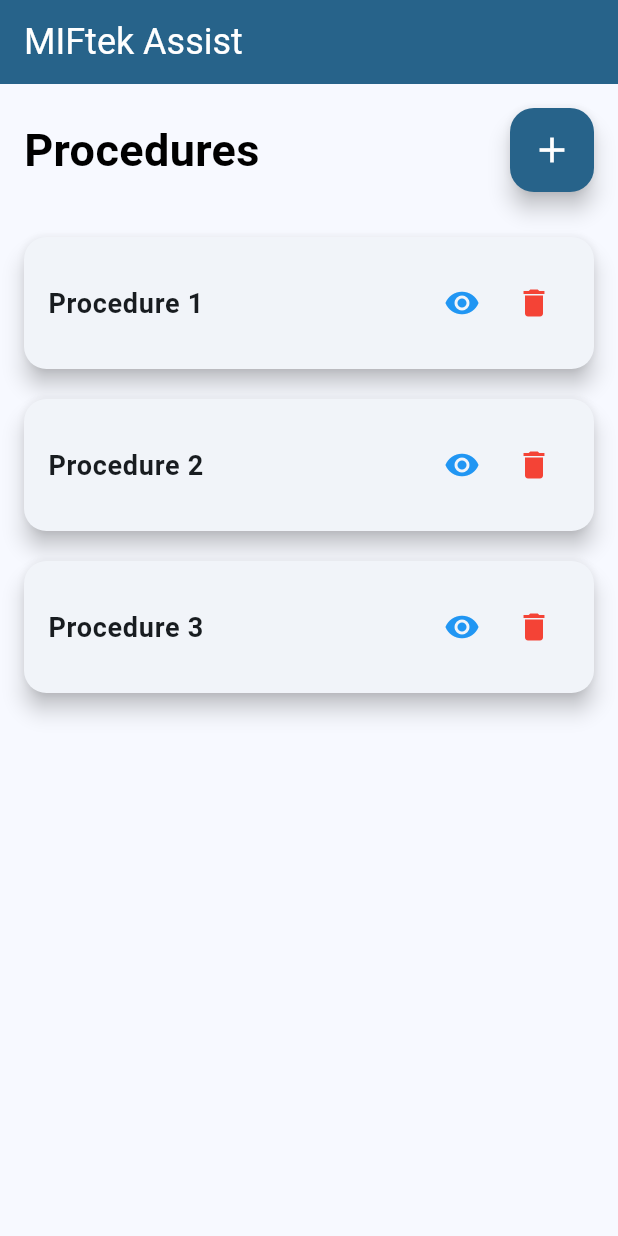
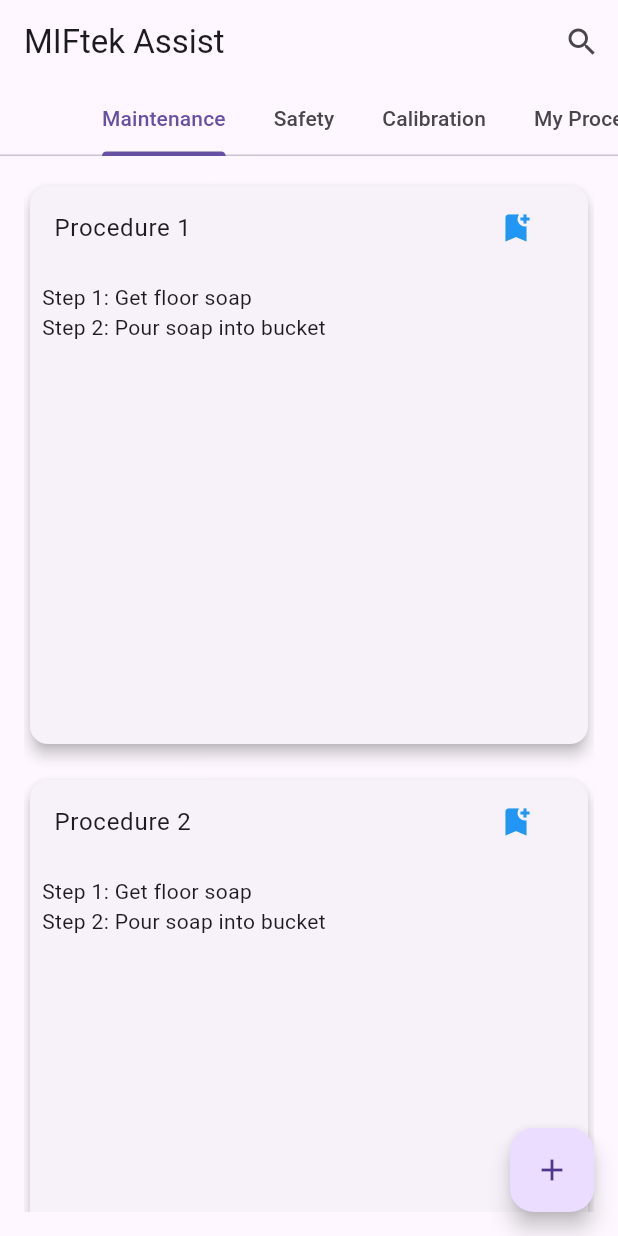
Before and after one commit to isheikh8492/MIFtek_Assist, a Flutter app: the screen it shows after launch, on a phone screen of 412 x 824 dp. Run offline on Flutter 3.47's test engine with Material 3 defaults, Android fonts, the phone set to English and light mode, and no system bars.

Commit message:
new card design

```diff
--- a/lib/main.dart
+++ b/lib/main.dart
@@ -1,4 +1,3 @@
-import 'package:flutter/gestures.dart';
 import 'package:flutter/material.dart';
 
 void main() {
@@ -13,19 +12,14 @@
     return MaterialApp(
       title: 'MIFtek Assist',
       theme: ThemeData(
-        colorScheme: ColorScheme.fromSeed(seedColor: Colors.lightBlue),
-        useMaterial3: true,
-        fontFamily: 'Roboto',
+        primarySwatch: Colors.blue,
+        brightness: Brightness.light,
       ),
+      darkTheme: ThemeData(
+        brightness: Brightness.dark,
+      ),
+      themeMode: ThemeMode.system,
       home: const MainPage(),
-      scrollBehavior: const MaterialScrollBehavior().copyWith(
-        dragDevices: {
-          PointerDeviceKind.mouse,
-          PointerDeviceKind.touch,
-          PointerDeviceKind.stylus,
-          PointerDeviceKind.unknown
-        },
-      ),
     );
   }
 }
@@ -34,123 +28,237 @@
   const MainPage({super.key});
 
   @override
-  State<MainPage> createState() => _MainPageState();
+  _MainPageState createState() => _MainPageState();
 }
 
-class _MainPageState extends State<MainPage> {
-  // Placeholder data for the procedure list
+class _MainPageState extends State<MainPage>
+    with SingleTickerProviderStateMixin {
+  late TabController _tabController;
+  final List<String> _categories = ["Maintenance", "Safety", "Calibration"];
   final List<String> _procedures = [
     "Procedure 1",
     "Procedure 2",
     "Procedure 3"
   ];
+  final List<String> _bookmarkedProcedures =
+      []; // User’s personal list of bookmarked procedures
 
-  // Method to add a new procedure
-  void _addProcedure() {
-    setState(() {
-      _procedures.add('New Procedure');
-    });
+  @override
+  void initState() {
+    super.initState();
+    _tabController = TabController(
+        length: _categories.length + 1,
+        vsync: this); // +1 for My Procedures tab
   }
 
-  // Method to remove a procedure
-  void _removeProcedure(int index) {
-    setState(() {
-      _procedures.removeAt(index);
-    });
+  @override
+  void dispose() {
+    _tabController.dispose();
+    super.dispose();
   }
 
   @override
   Widget build(BuildContext context) {
+    final isDesktop = MediaQuery.of(context).size.width > 600;
+
     return Scaffold(
       appBar: AppBar(
-        backgroundColor: Theme.of(context).colorScheme.primary,
-        title: const Text(
-          'MIFtek Assist',
-          style: TextStyle(
-            color: Colors.white,
-            fontSize: 24,
-            fontWeight: FontWeight.w400,
+        title: const Text('MIFtek Assist'),
+        bottom: TabBar(
+          controller: _tabController,
+          isScrollable: true,
+          tabs: [
+            ..._categories.map((category) => Tab(text: category)),
+            const Tab(text: "My Procedures") // New tab for user’s personal list
+          ],
         ),
-          textAlign: TextAlign.left,
-        ),
-        centerTitle: false,
-      ),
-      body: Padding(
-        padding: const EdgeInsets.all(16.0),
-        child: Column(
-          crossAxisAlignment: CrossAxisAlignment.stretch,
-          children: [
-            // Title and FAB in the same row
-            Row(
-              mainAxisAlignment: MainAxisAlignment.spaceBetween,
-              children: [
-                const Text(
-                  'Procedures',
-                  style: TextStyle(
-                    color: Colors.black,
-                    fontSize: 30,
-                    fontWeight: FontWeight.w700, // Bigger font weight for title
-                  ),
-                ),
-                FloatingActionButton(
-                  onPressed: _addProcedure,
-                  backgroundColor: Theme.of(context).colorScheme.primary,
-                  tooltip: 'Add Procedure',
-                  foregroundColor: Colors.white,
-                  hoverColor: Colors.blue[600],
-                  splashColor: Colors.white,
-                  child: const Icon(Icons.add, size: 28),
+        actions: [
+          IconButton(
+            icon: const Icon(Icons.search),
+            onPressed: () {
+              showSearch(
+                context: context,
+                delegate:
+                    ProcedureSearchDelegate(_procedures, _bookmarkedProcedures),
+              );
+            },
           ),
         ],
       ),
-            const SizedBox(height: 20),
-            // List of Procedures
-            Expanded(
-              child: ListView.builder(
-                physics: const AlwaysScrollableScrollPhysics(),
+      body: TabBarView(
+        controller: _tabController,
+        children: [
+          ..._categories.map((category) {
+            return _buildProceduresGrid(isDesktop);
+          }),
+          _buildPersonalProceduresGrid(
+              isDesktop), // "My Procedures" tab content
+        ],
+      ),
+      floatingActionButton: FloatingActionButton(
+        onPressed: () {
+          // Add new procedure action
+        },
+        child: const Icon(Icons.add),
+      ),
+    );
+  }
+
+  Widget _buildProceduresGrid(bool isDesktop) {
+    return Padding(
+      padding: const EdgeInsets.all(16.0),
+      child: GridView.builder(
+        gridDelegate: SliverGridDelegateWithFixedCrossAxisCount(
+          crossAxisCount: isDesktop ? 3 : 1,
+          crossAxisSpacing: 16,
+          mainAxisSpacing: 16,
+        ),
         itemCount: _procedures.length,
         itemBuilder: (context, index) {
-                  return Card(
-                    shape: RoundedRectangleBorder(
-                      borderRadius: BorderRadius.circular(15.0),
+          return _buildProcedureCard(_procedures[index], isDesktop);
+        },
       ),
-                    elevation: 6,
-                    margin: const EdgeInsets.symmetric(vertical: 10.0),
-                    child: ListTile(
-                      contentPadding: const EdgeInsets.all(16.0),
-                      title: Text(
-                        _procedures[index],
-                        style: const TextStyle(
-                          fontSize: 18,
-                          fontWeight: FontWeight.w600,
+    );
+  }
+
+  Widget _buildPersonalProceduresGrid(bool isDesktop) {
+    return Padding(
+      padding: const EdgeInsets.all(16.0),
+      child: _bookmarkedProcedures.isNotEmpty
+          ? GridView.builder(
+              gridDelegate: SliverGridDelegateWithFixedCrossAxisCount(
+                crossAxisCount: isDesktop ? 3 : 1,
+                crossAxisSpacing: 16,
+                mainAxisSpacing: 16,
               ),
-                      ),
-                      trailing: Row(
-                        mainAxisSize: MainAxisSize.min,
-                        children: [
-                          IconButton(
-                            icon: const Icon(Icons.remove_red_eye,
-                                color: Colors.blue),
-                            onPressed: () {
-                              // View procedure details (to be implemented)
+              itemCount: _bookmarkedProcedures.length,
+              itemBuilder: (context, index) {
+                return _buildProcedureCard(
+                    _bookmarkedProcedures[index], isDesktop,
+                    isPersonal: true);
               },
-                            tooltip: 'View Details',
-                          ),
-                          IconButton(
-                            icon: const Icon(Icons.delete, color: Colors.red),
-                            onPressed: () => _removeProcedure(index),
-                            tooltip: 'Delete Procedure',
-                          ),
-                        ],
+            )
+          : Center(
+              child: Text(
+                "No bookmarked procedures yet.",
+                style: Theme.of(context).textTheme.headlineSmall,
               ),
             ),
     );
+  }
+
+  Widget _buildProcedureCard(String procedure, bool isDesktop,
+      {bool isPersonal = false}) {
+    return Card(
+      elevation: 4,
+      shape: RoundedRectangleBorder(borderRadius: BorderRadius.circular(12)),
+      child: Column(
+        crossAxisAlignment: CrossAxisAlignment.start,
+        children: [
+          ListTile(
+            title: Text(procedure),
+            trailing: IconButton(
+              icon: Icon(isPersonal ? Icons.edit : Icons.bookmark_add,
+                  color: Colors.blue),
+              onPressed: () {
+                if (isPersonal) {
+                  // Edit personal procedure
+                } else {
+                  // Bookmark procedure
+                  setState(() {
+                    _bookmarkedProcedures.add(procedure);
+                  });
+                }
               },
+            ),
+            onTap: () {
+              // Expand procedure details or open detailed view
+            },
+          ),
+          // Step Preview (Collapsible section)
+          const Padding(
+            padding: EdgeInsets.all(8.0),
+            child: Column(
+              crossAxisAlignment: CrossAxisAlignment.start,
+              children: [
+                Text('Step 1: Get floor soap'),
+                Text('Step 2: Pour soap into bucket'),
+              ],
             ),
           ),
         ],
       ),
-      ),
     );
   }
 }
+
+// Search Delegate for searching procedures
+class ProcedureSearchDelegate extends SearchDelegate<String> {
+  final List<String> procedures;
+  final List<String> personalProcedures;
+  ProcedureSearchDelegate(this.procedures, this.personalProcedures);
+
+  @override
+  List<Widget> buildActions(BuildContext context) {
+    return [
+      IconButton(
+        icon: const Icon(Icons.clear),
+        onPressed: () {
+          query = '';
+        },
+      ),
+    ];
+  }
+
+  @override
+  Widget buildLeading(BuildContext context) {
+    return IconButton(
+      icon: const Icon(Icons.arrow_back),
+      onPressed: () {
+        close(context, '');
+      },
+    );
+  }
+
+  @override
+  Widget buildResults(BuildContext context) {
+    final results = [
+      ...procedures.where(
+          (procedure) => procedure.toLowerCase().contains(query.toLowerCase())),
+      ...personalProcedures.where(
+          (procedure) => procedure.toLowerCase().contains(query.toLowerCase())),
+    ];
+    return ListView.builder(
+      itemCount: results.length,
+      itemBuilder: (context, index) {
+        return ListTile(
+          title: Text(results[index]),
+          onTap: () {
+            // Show selected procedure
+          },
+        );
+      },
+    );
+  }
+
+  @override
+  Widget buildSuggestions(BuildContext context) {
+    final suggestions = [
+      ...procedures.where(
+          (procedure) => procedure.toLowerCase().contains(query.toLowerCase())),
+      ...personalProcedures.where(
+          (procedure) => procedure.toLowerCase().contains(query.toLowerCase())),
+    ];
+    return ListView.builder(
+      itemCount: suggestions.length,
+      itemBuilder: (context, index) {
+        return ListTile(
+          title: Text(suggestions[index]),
+          onTap: () {
+            query = suggestions[index];
+          },
+        );
+      },
+    );
+  }
+}
```
Also changed, not shown: lib/models/topic.dart (added, +7 -0 lines). Lines whose indentation alone changed are shown as unchanged.
